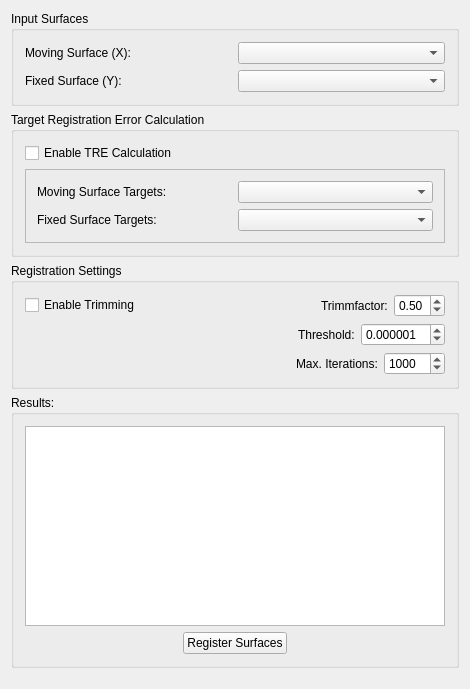
First picture: the form in Plugins/org.mitk.gui.qt.surfaceregistration/src/internal/QmitkSurfaceRegistrationViewControls.ui, repository MITK/MITK, before the edit.
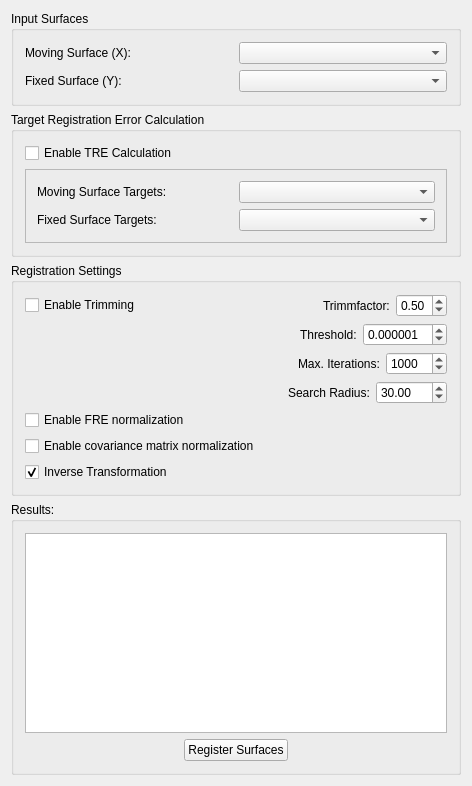
Second picture: the form after the edit. Custom widgets are drawn as their Qt base class.

Commit message: added more option to the gui and configurable inverse or forward transform

Patch:
```diff
--- a/Plugins/org.mitk.gui.qt.surfaceregistration/src/internal/QmitkSurfaceRegistrationViewControls.ui
+++ b/Plugins/org.mitk.gui.qt.surfaceregistration/src/internal/QmitkSurfaceRegistrationViewControls.ui
@@ -6,8 +6,8 @@
    <rect>
     <x>0</x>
     <y>0</y>
-    <width>470</width>
-    <height>689</height>
+    <width>472</width>
+    <height>764</height>
    </rect>
   </property>
   <property name="minimumSize">
@@ -72,6 +72,19 @@
           </property>
          </widget>
         </item>
+        <item>
+         <spacer name="horizontalSpacer_9">
+          <property name="orientation">
+           <enum>Qt::Horizontal</enum>
+          </property>
+          <property name="sizeHint" stdset="0">
+           <size>
+            <width>40</width>
+            <height>20</height>
+           </size>
+          </property>
+         </spacer>
+        </item>
        </layout>
       </item>
       <item>
@@ -244,6 +257,118 @@
         </item>
        </layout>
       </item>
+      <item>
+       <layout class="QHBoxLayout" name="horizontalLayout_12">
+        <item>
+         <spacer name="horizontalSpacer_6">
+          <property name="orientation">
+           <enum>Qt::Horizontal</enum>
+          </property>
+          <property name="sizeHint" stdset="0">
+           <size>
+            <width>40</width>
+            <height>20</height>
+           </size>
+          </property>
+         </spacer>
+        </item>
+        <item>
+         <widget class="QLabel" name="label">
+          <property name="text">
+           <string>Search Radius:</string>
+          </property>
+         </widget>
+        </item>
+        <item>
+         <widget class="QDoubleSpinBox" name="m_SearchRadius">
+          <property name="minimum">
+           <double>1.000000000000000</double>
+          </property>
+          <property name="maximum">
+           <double>1000.000000000000000</double>
+          </property>
+          <property name="value">
+           <double>30.000000000000000</double>
+          </property>
+         </widget>
+        </item>
+       </layout>
+      </item>
+      <item>
+       <layout class="QHBoxLayout" name="horizontalLayout_14">
+        <item>
+         <widget class="QCheckBox" name="m_EnableFRENormalization">
+          <property name="text">
+           <string>Enable FRE normalization</string>
+          </property>
+         </widget>
+        </item>
+        <item>
+         <spacer name="horizontalSpacer_7">
+          <property name="orientation">
+           <enum>Qt::Horizontal</enum>
+          </property>
+          <property name="sizeHint" stdset="0">
+           <size>
+            <width>40</width>
+            <height>20</height>
+           </size>
+          </property>
+         </spacer>
+        </item>
+       </layout>
+      </item>
+      <item>
+       <layout class="QHBoxLayout" name="horizontalLayout_13">
+        <item>
+         <widget class="QCheckBox" name="m_EnableCovarianceMatrixNormalization">
+          <property name="text">
+           <string>Enable covariance matrix normalization</string>
+          </property>
+         </widget>
+        </item>
+        <item>
+         <spacer name="horizontalSpacer_8">
+          <property name="orientation">
+           <enum>Qt::Horizontal</enum>
+          </property>
+          <property name="sizeHint" stdset="0">
+           <size>
+            <width>40</width>
+            <height>20</height>
+           </size>
+          </property>
+         </spacer>
+        </item>
+       </layout>
+      </item>
+      <item>
+       <layout class="QHBoxLayout" name="horizontalLayout_11">
+        <item>
+         <widget class="QCheckBox" name="m_EnableInverseTransform">
+          <property name="text">
+           <string>Inverse Transformation</string>
+          </property>
+          <property name="checked">
+           <bool>true</bool>
+          </property>
+         </widget>
+        </item>
+        <item>
+         <spacer name="horizontalSpacer_10">
+          <property name="orientation">
+           <enum>Qt::Horizontal</enum>
+          </property>
+          <property name="sizeHint" stdset="0">
+           <size>
+            <width>40</width>
+            <height>20</height>
+           </size>
+          </property>
+         </spacer>
+        </item>
+       </layout>
+      </item>
      </layout>
     </widget>
    </item>
```
The commit also changes 5 other files.
